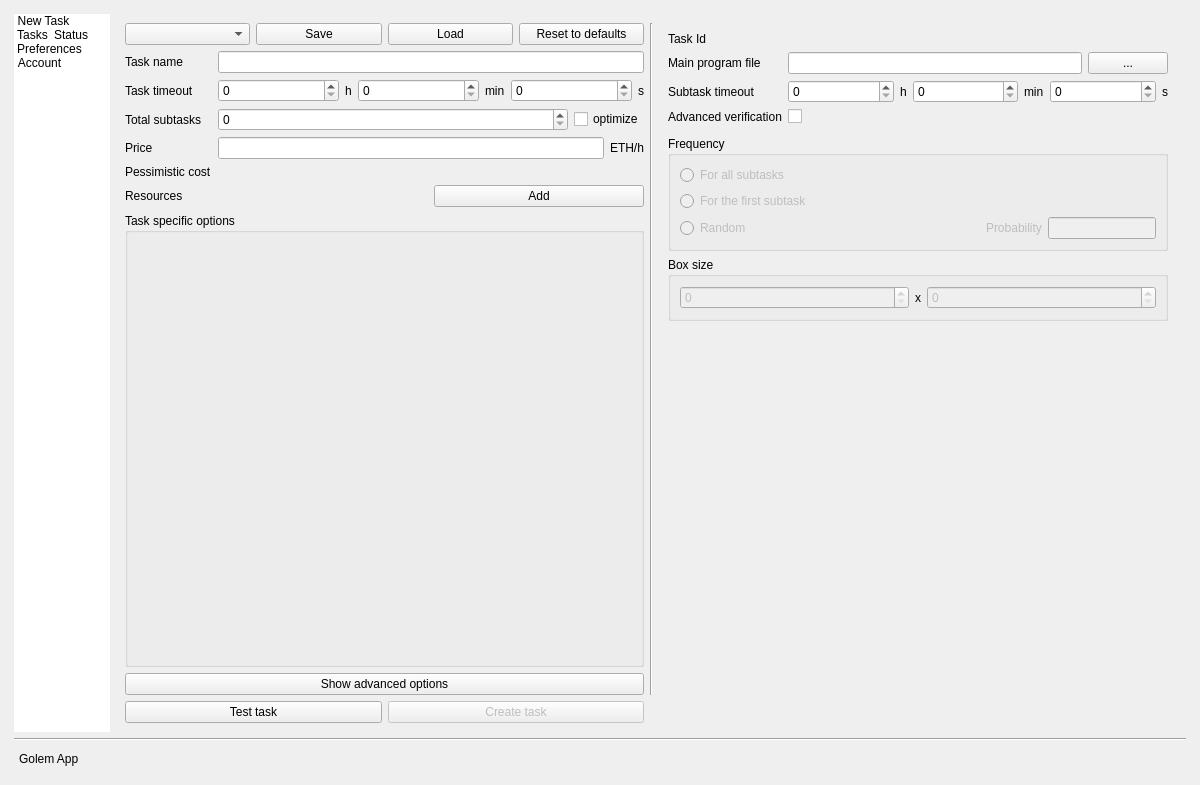
Above: gui/view/AppMainWindow.ui from golemfactory/clay before the change. Below: the same form after it.
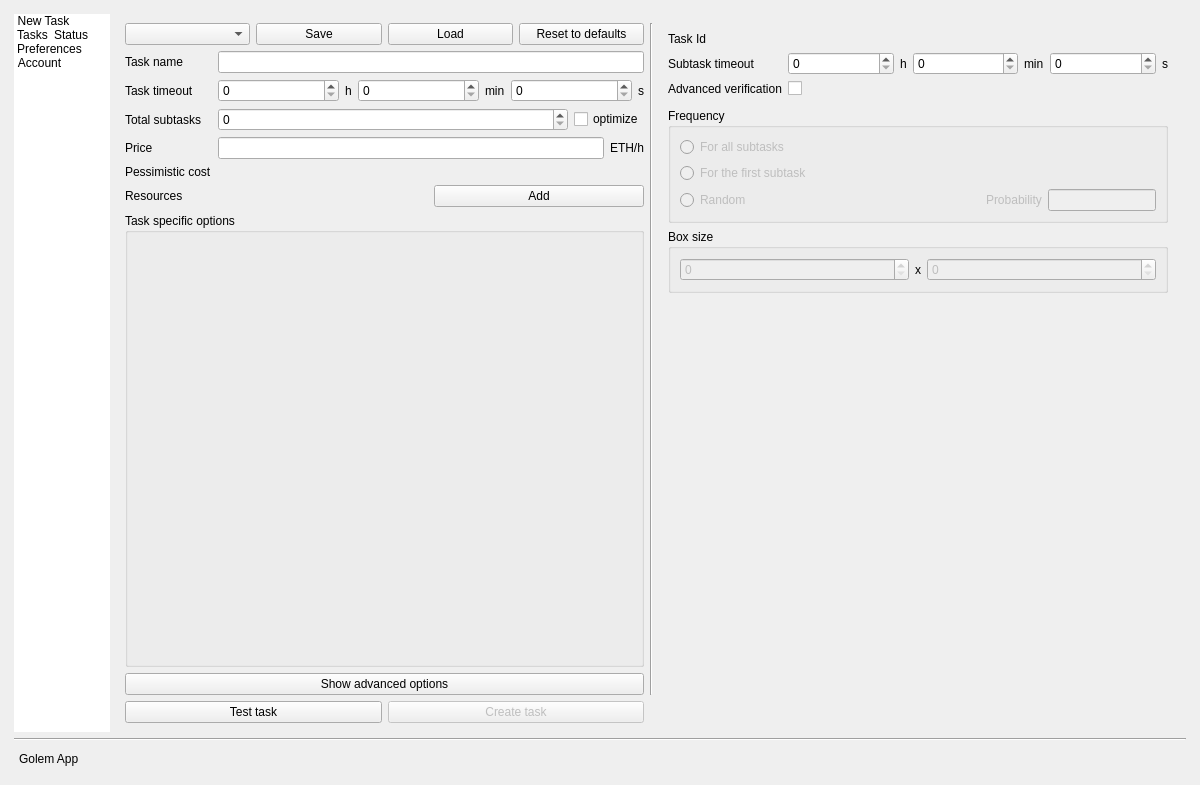
That is the form after the change. Icons and pictures are not drawn. Custom widgets are drawn as their Qt base class.

Commit message: remove main_program_file from gui

```diff
--- a/gui/view/AppMainWindow.ui
+++ b/gui/view/AppMainWindow.ui
@@ -373,30 +373,6 @@
                   </widget>
                  </item>
                  <item row="1" column="0">
-                  <widget class="QLabel" name="label_58">
-                   <property name="toolTip">
-                    <string>Select main program/script defining the task</string>
-                   </property>
-                   <property name="text">
-                    <string>Main program file</string>
-                   </property>
-                  </widget>
-                 </item>
-                 <item row="1" column="1">
-                  <layout class="QHBoxLayout" name="horizontalLayout_24">
-                   <item>
-                    <widget class="QLineEdit" name="mainProgramFileLineEdit"/>
-                   </item>
-                   <item>
-                    <widget class="QPushButton" name="chooseMainProgramFileButton">
-                     <property name="text">
-                      <string>...</string>
-                     </property>
-                    </widget>
-                   </item>
-                  </layout>
-                 </item>
-                 <item row="2" column="0">
                   <widget class="QLabel" name="label_51">
                    <property name="toolTip">
                     <string>After this time subtask computation will be aborted</string>
@@ -406,7 +382,7 @@
                    </property>
                   </widget>
                  </item>
-                 <item row="2" column="1">
+                 <item row="1" column="1">
                   <layout class="QHBoxLayout" name="horizontalLayout_19">
                    <item>
                     <widget class="QSpinBox" name="subtaskTimeoutHourSpinBox"/>
@@ -458,7 +434,7 @@
                    </item>
                   </layout>
                  </item>
-                 <item row="3" column="0">
+                 <item row="2" column="0">
                   <widget class="QLabel" name="label_59">
                    <property name="toolTip">
                     <string>Check this if you want to enable advanced subtask verification</string>
@@ -468,7 +444,7 @@
                    </property>
                   </widget>
                  </item>
-                 <item row="3" column="1">
+                 <item row="2" column="1">
                   <widget class="QCheckBox" name="advanceVerificationCheckBox">
                    <property name="text">
                     <string/>
```
Left out of the diff: 2 changed lines with no effect on the pictures. The commit also changes 2 other files.
